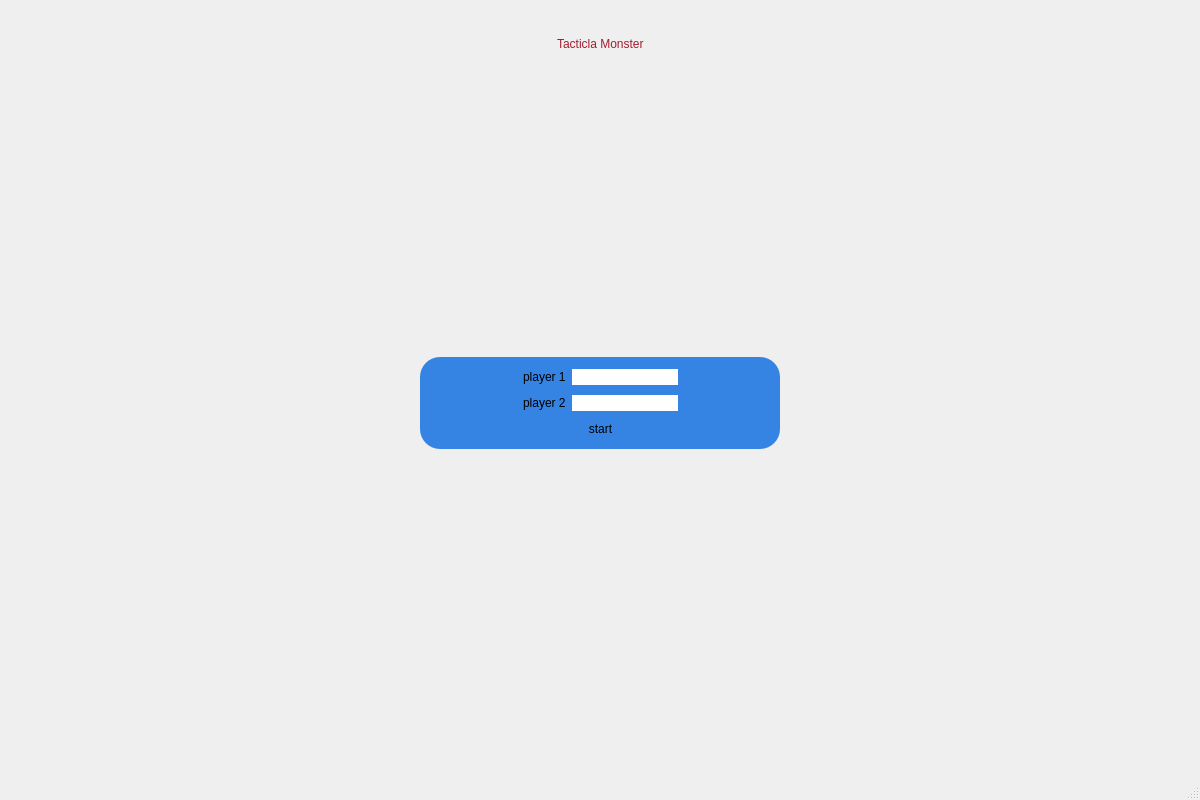
Above: login.ui from Saeedfhm/T_Monsters before the change. Below: the same form after it.
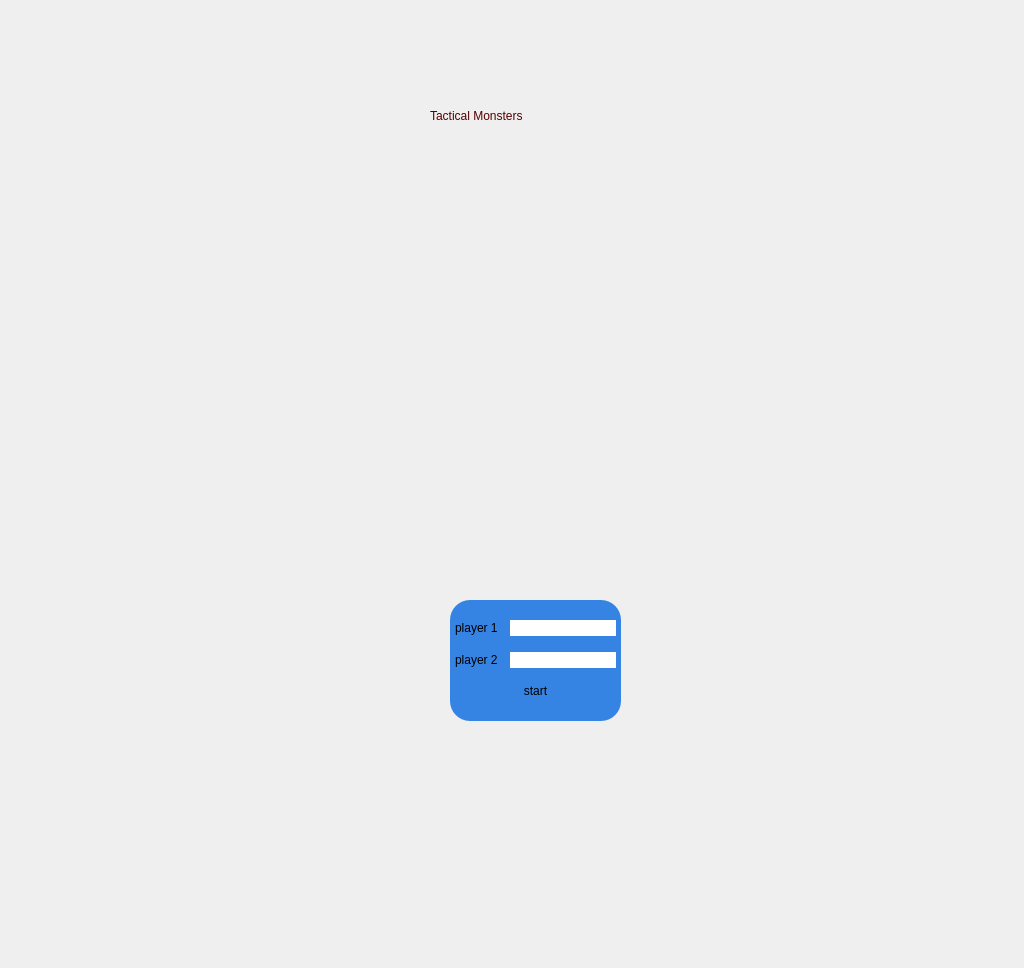
That is the form after the change. Icons and pictures are not drawn.

```diff
--- a/login.ui
+++ b/login.ui
@@ -6,101 +6,56 @@
    <rect>
     <x>0</x>
     <y>0</y>
-    <width>1200</width>
-    <height>800</height>
+    <width>1024</width>
+    <height>968</height>
    </rect>
   </property>
   <property name="windowTitle">
    <string>MainWindow</string>
   </property>
+  <property name="styleSheet">
+   <string notr="true">background-image: url(:/new/background/image/background/16_08_06_raw.jpg);</string>
+  </property>
   <widget class="QWidget" name="centralwidget">
-   <layout class="QVBoxLayout" name="verticalLayout_3">
-    <item>
-     <layout class="QHBoxLayout" name="horizontalLayout_4">
-      <property name="topMargin">
-       <number>25</number>
-      </property>
-      <property name="bottomMargin">
-       <number>0</number>
-      </property>
-      <item>
-       <spacer name="horizontalSpacer_2">
-        <property name="orientation">
-         <enum>Qt::Horizontal</enum>
-        </property>
-        <property name="sizeHint" stdset="0">
-         <size>
-          <width>40</width>
-          <height>20</height>
-         </size>
-        </property>
-       </spacer>
-      </item>
-      <item>
-       <widget class="QLabel" name="label_3">
+   <widget class="QLabel" name="title">
+    <property name="geometry">
+     <rect>
+      <x>430</x>
+      <y>100</y>
+      <width>291</width>
+      <height>31</height>
+     </rect>
+    </property>
         <property name="styleSheet">
-         <string notr="true">font: 75 italic 31pt &quot;Z003&quot;;
-color: rgb(165, 29, 45);</string>
+     <string notr="true">color: rgb(85, 0, 0);
+font: 75 21pt &quot;MS Serif&quot;;</string>
         </property>
         <property name="text">
-         <string>Tacticla Monster</string>
-        </property>
-       </widget>
-      </item>
-      <item>
-       <spacer name="horizontalSpacer_8">
-        <property name="orientation">
-         <enum>Qt::Horizontal</enum>
-        </property>
-        <property name="sizeHint" stdset="0">
-         <size>
-          <width>40</width>
-          <height>20</height>
-         </size>
-        </property>
-       </spacer>
-      </item>
-     </layout>
-    </item>
-    <item>
-     <spacer name="verticalSpacer">
-      <property name="orientation">
-       <enum>Qt::Vertical</enum>
-      </property>
-      <property name="sizeHint" stdset="0">
-       <size>
-        <width>20</width>
-        <height>40</height>
-       </size>
-      </property>
-     </spacer>
-    </item>
-    <item>
-     <layout class="QHBoxLayout" name="horizontalLayout_5">
-      <property name="leftMargin">
-       <number>50</number>
-      </property>
-      <property name="rightMargin">
-       <number>50</number>
-      </property>
-      <property name="bottomMargin">
-       <number>0</number>
-      </property>
-      <item>
-       <spacer name="horizontalSpacer">
-        <property name="orientation">
-         <enum>Qt::Horizontal</enum>
-        </property>
-        <property name="sizeHint" stdset="0">
-         <size>
-          <width>40</width>
-          <height>20</height>
-         </size>
-        </property>
-       </spacer>
-      </item>
-      <item>
+     <string>Tactical Monsters</string>
+    </property>
+   </widget>
+   <widget class="QLabel" name="statusLabel">
+    <property name="geometry">
+     <rect>
+      <x>490</x>
+      <y>190</y>
+      <width>181</width>
+      <height>31</height>
+     </rect>
+    </property>
+    <property name="text">
+     <string/>
+    </property>
+   </widget>
        <widget class="QWidget" name="widget" native="true">
+    <property name="geometry">
+     <rect>
+      <x>450</x>
+      <y>600</y>
+      <width>171</width>
+      <height>121</height>
+     </rect>
+    </property>
         <property name="styleSheet">
          <string notr="true">background: none;
 background-color: transparent;
@@ -123,19 +78,6 @@
          </property>
          <item>
           <layout class="QHBoxLayout" name="horizontalLayout">
-           <item>
-            <spacer name="horizontalSpacer_4">
-             <property name="orientation">
-              <enum>Qt::Horizontal</enum>
-             </property>
-             <property name="sizeHint" stdset="0">
-              <size>
-               <width>40</width>
-               <height>20</height>
-              </size>
-             </property>
-            </spacer>
-           </item>
            <item>
             <widget class="QLabel" name="label">
              <property name="text">
@@ -156,36 +98,10 @@
              </property>
             </widget>
            </item>
-           <item>
-            <spacer name="horizontalSpacer_13">
-             <property name="orientation">
-              <enum>Qt::Horizontal</enum>
-             </property>
-             <property name="sizeHint" stdset="0">
-              <size>
-               <width>40</width>
-               <height>20</height>
-              </size>
-             </property>
-            </spacer>
-           </item>
           </layout>
          </item>
          <item>
           <layout class="QHBoxLayout" name="horizontalLayout_2">
-           <item>
-            <spacer name="horizontalSpacer_7">
-             <property name="orientation">
-              <enum>Qt::Horizontal</enum>
-             </property>
-             <property name="sizeHint" stdset="0">
-              <size>
-               <width>40</width>
-               <height>20</height>
-              </size>
-             </property>
-            </spacer>
-           </item>
            <item>
             <widget class="QLabel" name="label_2">
              <property name="text">
@@ -207,19 +123,6 @@
              </property>
             </widget>
            </item>
-           <item>
-            <spacer name="horizontalSpacer_14">
-             <property name="orientation">
-              <enum>Qt::Horizontal</enum>
-             </property>
-             <property name="sizeHint" stdset="0">
-              <size>
-               <width>40</width>
-               <height>20</height>
-              </size>
-             </property>
-            </spacer>
-           </item>
           </layout>
          </item>
          <item>
@@ -227,19 +130,6 @@
            <property name="bottomMargin">
             <number>0</number>
            </property>
-           <item>
-            <spacer name="horizontalSpacer_11">
-             <property name="orientation">
-              <enum>Qt::Horizontal</enum>
-             </property>
-             <property name="sizeHint" stdset="0">
-              <size>
-               <width>40</width>
-               <height>20</height>
-              </size>
-             </property>
-            </spacer>
-           </item>
            <item>
             <widget class="QPushButton" name="game_btn">
              <property name="styleSheet">
@@ -250,66 +140,11 @@
              </property>
             </widget>
            </item>
-           <item>
-            <spacer name="horizontalSpacer_15">
-             <property name="orientation">
-              <enum>Qt::Horizontal</enum>
-             </property>
-             <property name="sizeHint" stdset="0">
-              <size>
-               <width>40</width>
-               <height>20</height>
-              </size>
-             </property>
-            </spacer>
-           </item>
           </layout>
          </item>
         </layout>
        </widget>
-      </item>
-      <item>
-       <spacer name="horizontalSpacer_3">
-        <property name="orientation">
-         <enum>Qt::Horizontal</enum>
-        </property>
-        <property name="sizeHint" stdset="0">
-         <size>
-          <width>40</width>
-          <height>20</height>
-         </size>
-        </property>
-       </spacer>
-      </item>
-     </layout>
-    </item>
-    <item>
-     <spacer name="verticalSpacer_2">
-      <property name="orientation">
-       <enum>Qt::Vertical</enum>
-      </property>
-      <property name="sizeHint" stdset="0">
-       <size>
-        <width>20</width>
-        <height>40</height>
-       </size>
-      </property>
-     </spacer>
-    </item>
-    <item>
-     <widget class="QWidget" name="verticalWidget" native="true">
-      <property name="sizePolicy">
-       <sizepolicy hsizetype="Fixed" vsizetype="Fixed">
-        <horstretch>0</horstretch>
-        <verstretch>0</verstretch>
-       </sizepolicy>
-      </property>
-      <layout class="QVBoxLayout" name="verticalLayout_5"/>
-     </widget>
-    </item>
-   </layout>
-  </widget>
-  <widget class="QStatusBar" name="statusbar"/>
+  </widget>
  </widget>
  <resources/>
  <connections/>
```
Lines whose indentation alone changed are shown as unchanged.
